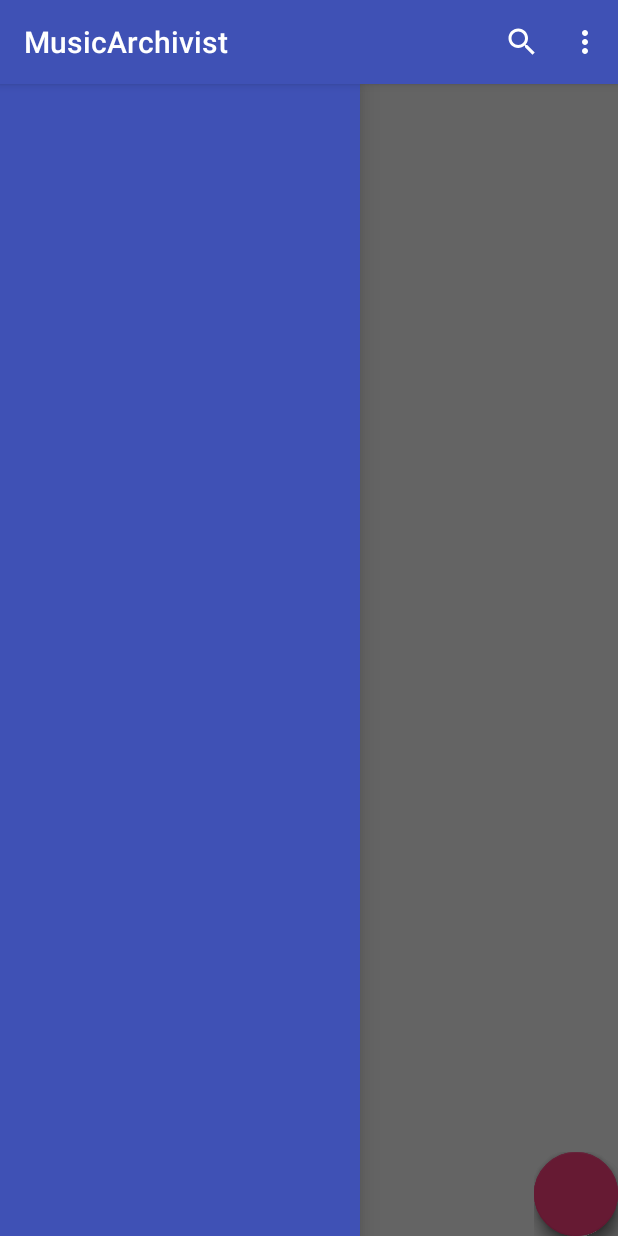
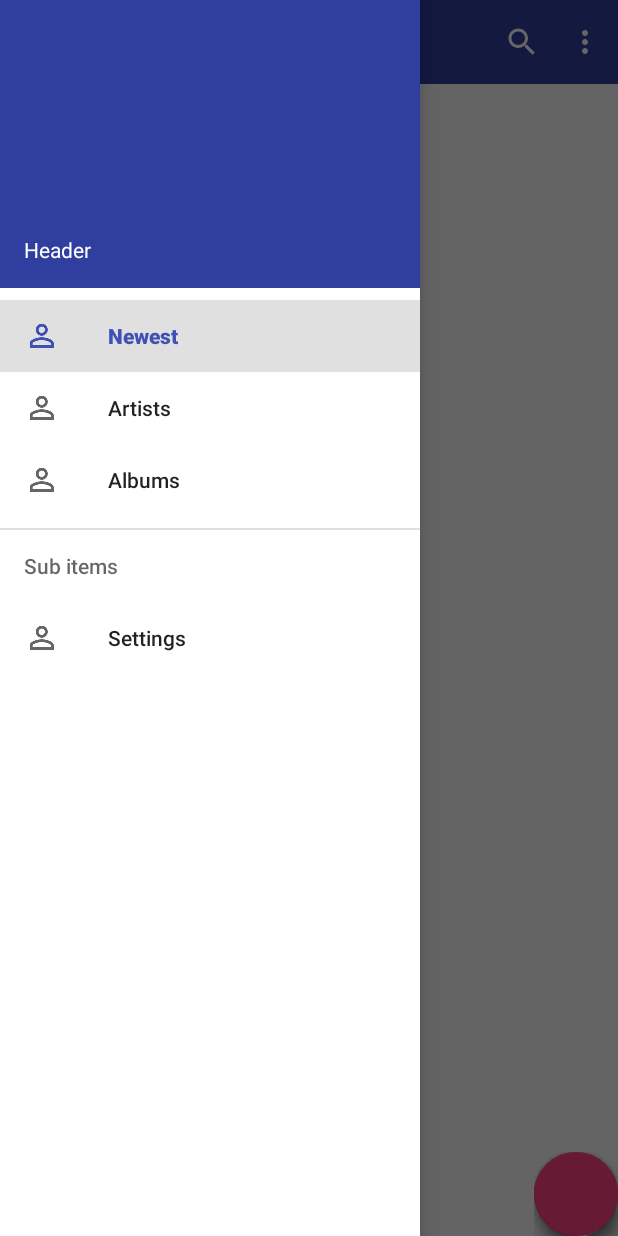
Before and after one commit to GAlexMES/MusicArchivist, an Android app: the screen it shows after launch (MainActivity), with the side drawer open, on a phone screen of 412 x 824 dp. Run offline under Robolectric (Android 15) with nearby library versions, the phone set to English and light mode, and no system bars; libraries missing offline, so code that uses them is left out: com.getbase.floatingactionbutton; plain views replace FloatingActionButton, FloatingActionsMenu; 6 statements that could not run were skipped.

Commit message:
refactored navigation drawer. app works with fragments instead of acitivities now.

```diff
--- a/app/src/main/java/de/brennecke/musicarchivst/activities/MainActivity.java
+++ b/app/src/main/java/de/brennecke/musicarchivst/activities/MainActivity.java
@@ -3,50 +3,46 @@ package de.brennecke.musicarchivst.activities;
 import android.app.SearchManager;
 import android.app.SearchableInfo;
 import android.content.Context;
+import android.content.res.Configuration;
 import android.os.Bundle;
+import android.support.design.widget.NavigationView;
+import android.support.v4.app.Fragment;
+import android.support.v4.app.FragmentManager;
+import android.support.v4.view.GravityCompat;
 import android.support.v4.widget.DrawerLayout;
+import android.support.v7.app.ActionBarDrawerToggle;
 import android.support.v7.app.AppCompatActivity;
 import android.support.v7.widget.Toolbar;
-import android.view.LayoutInflater;
 import android.view.Menu;
 import android.view.MenuItem;
-import android.view.View;
-import android.widget.ImageView;
-import android.widget.LinearLayout;
-import android.widget.ListView;
-import android.widget.ScrollView;
 import android.widget.SearchView;
-import android.widget.TextView;
-
-import com.getbase.floatingactionbutton.FloatingActionButton;
 
 import java.util.List;
 
 import de.brennecke.musicarchivst.R;
-import de.brennecke.musicarchivst.buttonlistener.MainActivityButtonListener;
-import de.brennecke.musicarchivst.buttonlistener.NavigationDrawerListener;
 import de.brennecke.musicarchivst.buttonlistener.SearchViewListener;
-import de.brennecke.musicarchivst.model.Album;
-import de.brennecke.musicarchivst.sqlite.SQLiteSourceAdapter;
+import de.brennecke.musicarchivst.fragments.NewestFragment;
 
 
 public class MainActivity extends AppCompatActivity {
 
     private SearchView searchView;
-    private String[] navDrawerItems = {"Artist","Album","Test"};
     private DrawerLayout drawerLayout;
-    private ListView drawerList;
+    private NavigationView navigationDrawer;
+    private ActionBarDrawerToggle drawerToggle;
+    private Toolbar toolbar;
 
 
     @Override
     protected void onCreate(Bundle savedInstanceState) {
         super.onCreate(savedInstanceState);
         setContentView(R.layout.activity_main);
-
         initToolbar();
-        initNavigationDrawer();
-        initFABButtons();
-        initCards(getApplicationContext());
+        initNavigationDrawer(getApplicationContext());
+        drawerToggle = setupDrawerToggle();
+        drawerLayout.setDrawerListener(drawerToggle);
+        MenuItem initItem = navigationDrawer.getMenu().getItem(0);
+        selectDrawerItem(initItem);
     }
 
     @Override
@@ -57,21 +53,96 @@ public class MainActivity extends AppCompatActivity {
         return true;
     }
 
-    private void initNavigationDrawer(){
-        drawerLayout = (DrawerLayout) findViewById(R.id.drawer_layout);
-        drawerList = (ListView) findViewById(R.id.left_drawer);
+    @Override
+    public boolean onOptionsItemSelected(MenuItem item) {
+        int id = item.getItemId();
+        switch (item.getItemId()) {
+            case android.R.id.home:
+                drawerLayout.openDrawer(GravityCompat.START);
+                return true;
+            case R.id.action_settings:
+                return true;
+        }
 
-        NavigationDrawerListener ndw = new NavigationDrawerListener(navDrawerItems);
-        drawerList.setAdapter(ndw);
-        drawerList.setOnItemClickListener(ndw);
+        if (drawerToggle.onOptionsItemSelected(item)) {
+            return true;
+        }
 
+        return super.onOptionsItemSelected(item);
     }
 
-    private void initToolbar(){
-        Toolbar toolbar = (Toolbar) findViewById(R.id.toolbar);
+    @Override
+    protected void onPostCreate(Bundle savedInstanceState) {
+        super.onPostCreate(savedInstanceState);
+        drawerToggle.syncState();
+    }
+
+
+    @Override
+    public void onConfigurationChanged(Configuration newConfig) {
+        super.onConfigurationChanged(newConfig);
+        drawerToggle.onConfigurationChanged(newConfig);
+    }
+
+
+
+    private ActionBarDrawerToggle setupDrawerToggle() {
+        return new ActionBarDrawerToggle(this, drawerLayout, toolbar, R.string.drawer_open,  R.string.drawer_close);
+    }
+
+    private void initNavigationDrawer(Context context) {
+        drawerLayout = (DrawerLayout) findViewById(R.id.main_layout);
+        navigationDrawer = (NavigationView) findViewById(R.id.navigationView);
+        navigationDrawer.setNavigationItemSelectedListener(
+                new NavigationView.OnNavigationItemSelectedListener() {
+                    @Override
+                    public boolean onNavigationItemSelected(MenuItem menuItem) {
+                        selectDrawerItem(menuItem);
+                        return true;
+                    }
+                });
+        navigationDrawer.setCheckedItem(R.id.nav_newest);
+    }
+
+    private void initToolbar() {
+        toolbar = (Toolbar) findViewById(R.id.toolbar);
         setSupportActionBar(toolbar);
     }
 
+    public void selectDrawerItem(MenuItem menuItem) {
+        Fragment fragment = null;
+
+        Class fragmentClass;
+        switch (menuItem.getItemId()) {
+            case R.id.nav_newest:
+                fragmentClass = NewestFragment.class;
+                break;
+            case R.id.nav_artist:
+                fragmentClass = NewestFragment.class;
+                break;
+            case R.id.nav_albums:
+                fragmentClass = NewestFragment.class;
+                break;
+            case R.id.nav_settings:
+                fragmentClass = NewestFragment.class;
+                break;
+            default:
+                fragmentClass = NewestFragment.class;
+        }
+
+        try {
+            fragment = (Fragment) fragmentClass.newInstance();
+        } catch (Exception e) {
+            e.printStackTrace();
+        }
+
+        FragmentManager fragmentManager = getSupportFragmentManager();
+        fragmentManager.beginTransaction().replace(R.id.nav_drawer_content, fragment).commit();
+
+        menuItem.setChecked(true);
+        setTitle(menuItem.getTitle());
+        drawerLayout.closeDrawers();
+    }
 
     private void setupSearchView() {
         searchView.setIconifiedByDefault(true);
@@ -95,54 +166,4 @@ public class MainActivity extends AppCompatActivity {
         searchView.setOnCloseListener(new SearchViewListener());
     }
 
-    private void initFABButtons(){
-
-        FloatingActionButton scanButton = (FloatingActionButton) findViewById(R.id.scan_fab);
-        if(scanButton != null) {
-            scanButton.setOnClickListener(new MainActivityButtonListener(this));
-        }
-
-        FloatingActionButton typeCodeButton = (FloatingActionButton) findViewById(R.id.type_code);
-        if(typeCodeButton != null) {
-            typeCodeButton.setOnClickListener(new MainActivityButtonListener(this));
-        }
-    }
-
-    private void initCards(Context context){
-        ScrollView scrollView = (ScrollView) findViewById(R.id.album_scroll_view);
-        LinearLayout linearLayoutAlbum = (LinearLayout) scrollView.findViewById(R.id.lastAddedAlbumsLayout);
-        SQLiteSourceAdapter sqLiteSourceAdapter = new SQLiteSourceAdapter(context);
-        sqLiteSourceAdapter.open();
-
-        List<Album> albumList = sqLiteSourceAdapter.getAllAlbums();
-
-        for(int i = 0; i<albumList.size()&&i<5; i++) {
-            linearLayoutAlbum.addView(getAlbumCard(context,albumList.get(i)));
-        }
-    }
-
-    private View getAlbumCard(Context context, Album album){
-        LayoutInflater vi = (LayoutInflater)context.getSystemService(Context.LAYOUT_INFLATER_SERVICE);
-        View v = vi.inflate(R.layout.album_card, null);
-
-        TextView artist_field = (TextView)v.findViewById(R.id.artist_name_text);
-        TextView album_field = (TextView)v.findViewById(R.id.album_title_text);
-        TextView genre_field = (TextView)v.findViewById(R.id.genre_text);
-        ImageView imageView = (ImageView)v.findViewById(R.id.album_cover);
-
-        artist_field.setText(album.getArtist());
-        album_field.setText(album.getTitle());
-        genre_field.setText((album.getGenre()));
-        imageView.setImageBitmap(album.getCoverBitmap());
-        return v;
-    }
-
-    @Override
-    public boolean onOptionsItemSelected(MenuItem item) {
-        int id = item.getItemId();
-        if (id == R.id.action_settings) {
-            return true;
-        }
-        return super.onOptionsItemSelected(item);
-    }
 }
--- /dev/null
+++ b/app/src/main/java/de/brennecke/musicarchivst/fragments/NewestFragment.java
@@ -0,0 +1,81 @@
+package de.brennecke.musicarchivst.fragments;
+
+
+import android.content.Context;
+import android.os.Bundle;
+import android.support.v4.app.Fragment;
+import android.view.LayoutInflater;
+import android.view.View;
+import android.view.ViewGroup;
+import android.widget.ImageView;
+import android.widget.LinearLayout;
+import android.widget.ScrollView;
+import android.widget.TextView;
+
+import com.getbase.floatingactionbutton.FloatingActionButton;
+
+import java.util.List;
+
+import de.brennecke.musicarchivst.R;
+import de.brennecke.musicarchivst.buttonlistener.FABNewAlbumListener;
+import de.brennecke.musicarchivst.model.Album;
+import de.brennecke.musicarchivst.sqlite.SQLiteSourceAdapter;
+
+/**
+ * Created by Alexander on 09.11.2015.
+ */
+public class NewestFragment extends Fragment {
+
+    private View view;
+
+    @Override
+    public View onCreateView(LayoutInflater inflater, ViewGroup container,
+                             Bundle savedInstanceState) {
+        view = inflater.inflate(R.layout.fragment_newest_additions, container, false);
+        initFABButtons();
+        initCards();
+        return view;
+    }
+
+    private void initFABButtons() {
+
+        FloatingActionButton scanButton = (FloatingActionButton) view.findViewById(R.id.scan_fab);
+        if (scanButton != null) {
+            scanButton.setOnClickListener(new FABNewAlbumListener(getActivity()));
+        }
+
+        FloatingActionButton typeCodeButton = (FloatingActionButton) view.findViewById(R.id.type_code);
+        if (typeCodeButton != null) {
+            typeCodeButton.setOnClickListener(new FABNewAlbumListener(getActivity()));
+        }
+    }
+
+    private void initCards() {
+        ScrollView scrollView = (ScrollView) view.findViewById(R.id.album_scroll_view);
+        LinearLayout linearLayoutAlbum = (LinearLayout) scrollView.findViewById(R.id.lastAddedAlbumsLayout);
+        SQLiteSourceAdapter sqLiteSourceAdapter = new SQLiteSourceAdapter(getActivity());
+        sqLiteSourceAdapter.open();
+
+        List<Album> albumList = sqLiteSourceAdapter.getAllAlbums();
+
+        for (int i = 0; i < albumList.size() && i < 5; i++) {
+            linearLayoutAlbum.addView(getAlbumCard(getActivity(), albumList.get(i)));
+        }
+    }
+
+    private View getAlbumCard(Context context, Album album) {
+        LayoutInflater vi = (LayoutInflater) context.getSystemService(Context.LAYOUT_INFLATER_SERVICE);
+        View v = vi.inflate(R.layout.album_card, null);
+
+        TextView artist_field = (TextView) v.findViewById(R.id.artist_name_text);
+        TextView album_field = (TextView) v.findViewById(R.id.album_title_text);
+        TextView genre_field = (TextView) v.findViewById(R.id.genre_text);
+        ImageView imageView = (ImageView) v.findViewById(R.id.album_cover);
+
+        artist_field.setText(album.getArtist());
+        album_field.setText(album.getTitle());
+        genre_field.setText((album.getGenre()));
+        imageView.setImageBitmap(album.getCoverBitmap());
+        return v;
+    }
+}
--- a/app/src/main/res/layout-land/activity_main.xml
+++ b/app/src/main/res/layout-land/activity_main.xml
@@ -17,7 +17,7 @@
 
     </android.support.design.widget.AppBarLayout>
 
-    <include layout="@layout/menu_layout" />
+    <include layout="@layout/fab_add_new_album" />
 
 
 </android.support.design.widget.CoordinatorLayout>
--- a/app/src/main/res/layout-xlarge/activity_main.xml
+++ b/app/src/main/res/layout-xlarge/activity_main.xml
@@ -17,6 +17,6 @@
 
     </android.support.design.widget.AppBarLayout>
 
-    <include layout="@layout/menu_layout" />
+    <include layout="@layout/fab_add_new_album" />
 
 </android.support.design.widget.CoordinatorLayout>
--- a/app/src/main/res/layout/activity_main.xml
+++ b/app/src/main/res/layout/activity_main.xml
@@ -1,68 +1,43 @@
 <?xml version="1.0" encoding="utf-8"?>
-<android.support.design.widget.CoordinatorLayout xmlns:android="http://schemas.android.com/apk/res/android"
+<android.support.v4.widget.DrawerLayout xmlns:android="http://schemas.android.com/apk/res/android"
     xmlns:app="http://schemas.android.com/apk/res-auto"
     xmlns:tools="http://schemas.android.com/tools"
+    android:id="@+id/main_layout"
     android:layout_width="match_parent"
-
     android:layout_height="match_parent"
     android:fitsSystemWindows="true"
     tools:context=".MainActivity">
-
+    <!--
     <android.support.design.widget.AppBarLayout
         android:layout_width="match_parent"
         android:layout_height="wrap_content"
         android:theme="@style/AppTheme.AppBarOverlay">
 
-        <android.support.v7.widget.Toolbar
-            android:id="@+id/toolbar"
-            android:layout_width="match_parent"
-            android:layout_height="?attr/actionBarSize"
-            android:background="?attr/colorPrimary"
-            app:popupTheme="@style/AppTheme.PopupOverlay" />
+        <include layout="@layout/toolbar" />
+    </android.support.design.widget.AppBarLayout>-->
 
-    </android.support.design.widget.AppBarLayout>
-
-    <android.support.v4.widget.DrawerLayout xmlns:android="http://schemas.android.com/apk/res/android"
-        android:id="@+id/drawer_layout"
+    <LinearLayout
         android:layout_width="match_parent"
         android:layout_height="match_parent"
-        android:layout_marginTop="55dp">
+        android:orientation="vertical">
+
+        <include
+            layout="@layout/toolbar"
+            android:layout_width="match_parent"
+            android:layout_height="wrap_content" />
 
         <FrameLayout
-            android:id="@+id/content_frame"
+            android:id="@+id/nav_drawer_content"
             android:layout_width="match_parent"
-            android:layout_height="match_parent">
+            android:layout_height="match_parent" />
+    </LinearLayout>
 
-            <ScrollView xmlns:android="http://schemas.android.com/apk/res/android"
-                android:id="@+id/album_scroll_view"
-                android:layout_width="fill_parent"
-                android:layout_height="fill_parent"
-                android:layout_marginLeft="8dp"
-                android:layout_marginRight="8dp"
-                android:layout_marginTop="8dp"
-                android:scrollbars="vertical">
-
-                <LinearLayout
-                    android:id="@+id/lastAddedAlbumsLayout"
-                    android:layout_width="fill_parent"
-                    android:layout_height="wrap_content"
-                    android:orientation="vertical" />
-            </ScrollView>
-
-
-            <include layout="@layout/menu_layout"/>
-        </FrameLayout>
-
-        <ListView
-            android:id="@+id/left_drawer"
-            android:layout_width="240dp"
-            android:layout_height="match_parent"
-            android:layout_gravity="start"
-            android:background="@color/colorPrimary"
-            android:choiceMode="singleChoice"
-            android:divider="@android:color/transparent"
-            android:dividerHeight="0dp" />
-
-    </android.support.v4.widget.DrawerLayout>
-
-</android.support.design.widget.CoordinatorLayout>
+    <android.support.design.widget.NavigationView
+        android:id="@+id/navigationView"
+        android:layout_width="wrap_content"
+        android:layout_height="match_parent"
+        android:layout_gravity="start"
+        android:background="@android:color/white"
+        app:menu="@menu/nav_drawer_menu"
+        app:headerLayout="@layout/navigation_header"/>
+</android.support.v4.widget.DrawerLayout>
--- /dev/null
+++ b/app/src/main/res/layout/navigation_header.xml
@@ -0,0 +1,17 @@
+<LinearLayout xmlns:android="http://schemas.android.com/apk/res/android"
+    android:layout_width="match_parent"
+    android:layout_height="192dp"
+    android:background="?attr/colorPrimaryDark"
+    android:padding="16dp"
+    android:theme="@style/ThemeOverlay.AppCompat.Dark"
+    android:orientation="vertical"
+    android:gravity="bottom">
+
+    <TextView
+        android:layout_width="match_parent"
+        android:layout_height="wrap_content"
+        android:text="Header"
+        android:textColor="@android:color/white"
+        android:textAppearance="@style/TextAppearance.AppCompat.Body1"/>
+
+</LinearLayout>
--- /dev/null
+++ b/app/src/main/res/menu/nav_drawer_menu.xml
@@ -0,0 +1,28 @@
+<?xml version="1.0" encoding="utf-8"?>
+<menu xmlns:android="http://schemas.android.com/apk/res/android">
+
+    <group android:checkableBehavior="single">
+        <item
+            android:checked="true"
+            android:id="@+id/nav_newest"
+            android:icon="@drawable/ic_perm_identity_white_24dp"
+            android:title="Newest" />
+        <item
+            android:id="@+id/nav_artist"
+            android:icon="@drawable/ic_perm_identity_white_24dp"
+            android:title="Artists" />
+        <item
+            android:id="@+id/nav_albums"
+            android:icon="@drawable/ic_perm_identity_white_24dp"
+            android:title="Albums" />
+    </group>
+
+    <item android:title="Sub items">
+        <menu>
+            <item
+                android:id="@+id/nav_settings"
+                android:icon="@drawable/ic_perm_identity_white_24dp"
+                android:title="Settings" />
+        </menu>
+    </item>
+</menu>
--- a/app/src/main/res/values/strings.xml
+++ b/app/src/main/res/values/strings.xml
@@ -18,4 +18,7 @@
         <item>ITF</item>
     </string-array>
 
+    <string name="drawer_open">Open navigation drawer</string>
+    <string name="drawer_close">Close navigation drawer</string>
+
 </resources>
```
Also changed, not shown: app/src/main/java/de/brennecke/musicarchivst/buttonlistener/FABNewAlbumListener.java (added, +45 -0 lines), app/src/main/java/de/brennecke/musicarchivst/buttonlistener/MainActivityButtonListener.java (deleted, +0 -42 lines), app/src/main/java/de/brennecke/musicarchivst/buttonlistener/NavigationDrawerListener.java (+63 -67 lines), app/src/main/java/de/brennecke/musicarchivst/model/NavDrawerItem.java (added, +30 -0 lines), app/src/main/res/layout/fragment_artist_list.xml (added, +14 -0 lines), app/src/main/res/layout/fragment_newest_additions.xml (added, +23 -0 lines), app/src/main/res/layout/navigation_drawer_item.xml (+6 -5 lines), app/src/main/res/layout/toolbar.xml (added, +12 -0 lines), app/src/main/res/layout/fab_add_new_album.xml (renamed from app/src/main/res/layout/menu_layout.xml), 1 other file.
